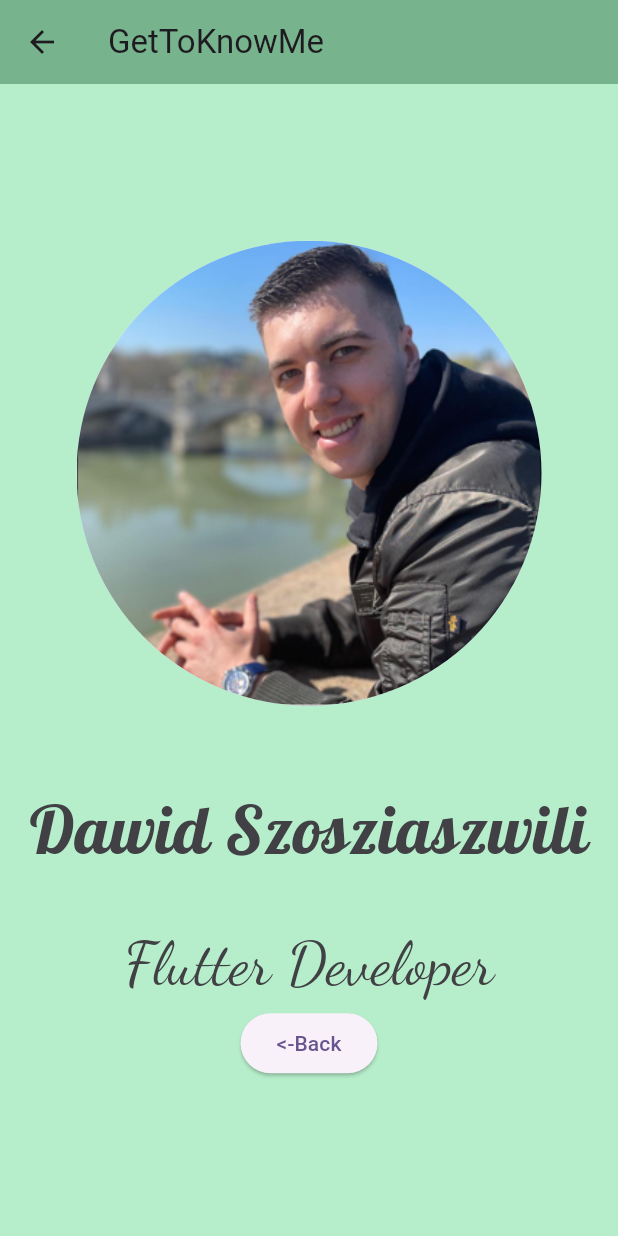
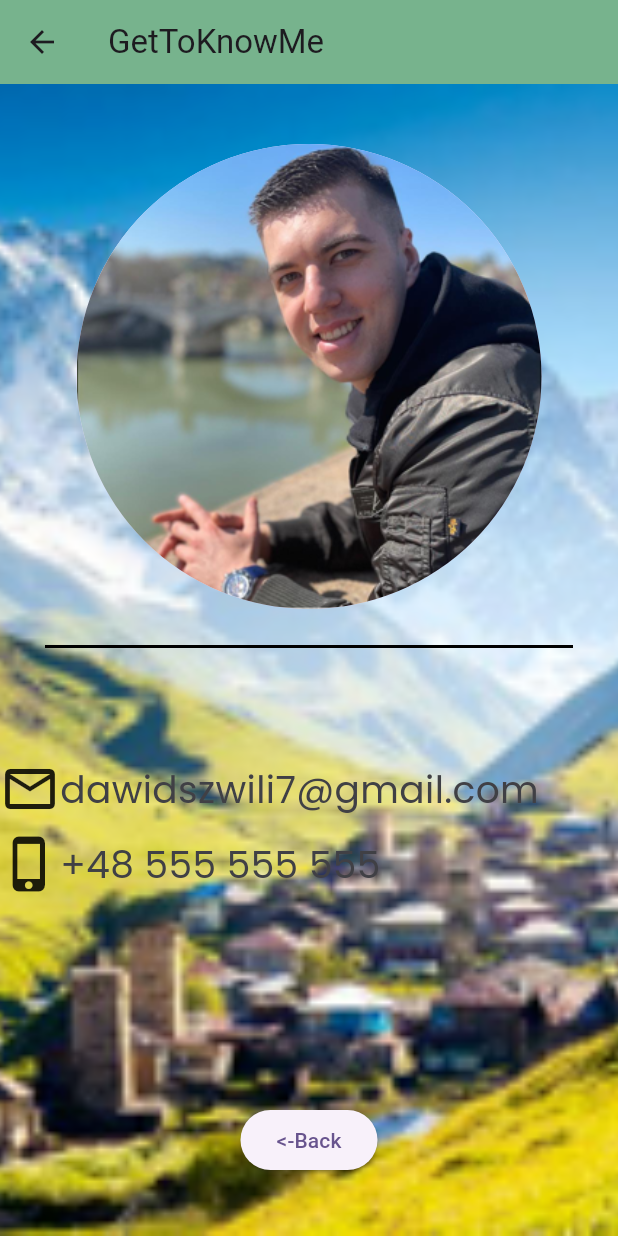
Before and after one commit to dawidszosziaszwili/get_to_know_me, a Flutter app: the screen it shows after launch, after a tap on "Next->", on a phone screen of 412 x 824 dp. Run offline on Flutter 3.47's test engine with Material 2 defaults, Android fonts, the phone set to English and light mode, and no system bars; our stand-ins replace google_fonts.

Commit message:
Add background image

```diff
--- a/lib/FirstPage/first_page.dart
+++ b/lib/FirstPage/first_page.dart
@@ -1,7 +1,6 @@
 import 'package:flutter/material.dart';
 import 'package:get_to_know_me/SecondPage/second_page.dart';
 import 'package:google_fonts/google_fonts.dart';
-
 
 class FirstPage extends StatelessWidget {
   const FirstPage({
@@ -44,6 +43,9 @@ class FirstPage extends StatelessWidget {
                 color: const Color.fromARGB(255, 64, 64, 69),
               ),
             ),
+            SizedBox(
+              height: 140,
+            ),
             ElevatedButton(
               child: const Text('Next->'),
               onPressed: () {
--- a/lib/SecondPage/second_page.dart
+++ b/lib/SecondPage/second_page.dart
@@ -13,8 +13,12 @@ class SecondPage extends StatelessWidget {
         title: const Text('GetToKnowMe'),
         backgroundColor: const Color.fromARGB(255, 119, 179, 141),
       ),
-      backgroundColor: const Color.fromARGB(255, 182, 238, 203),
-      body: Center(
+      body: Container(
+        decoration: const BoxDecoration(
+          image: DecorationImage(
+              image: AssetImage('images/back.png'), fit: BoxFit.cover),
+        ),
+        child: Center(
           child: Column(
             mainAxisAlignment: MainAxisAlignment.center,
             children: [
@@ -22,25 +26,51 @@ class SecondPage extends StatelessWidget {
                 backgroundImage: AssetImage('images/image.png'),
                 radius: 155,
               ),
+              const Divider(
+                height: 50,
+                color: Colors.black,
+                indent: 30,
+                endIndent: 30,
+                thickness: 2,
+              ),
               const SizedBox(
                 height: 50,
               ),
+              Row(
+                children: [
+                  const Icon(
+                    Icons.mail_outline,
+                    size: 40,
+                  ),
                   Text(
-              'Dawid Szosziaszwili',
-              style: GoogleFonts.lobster(
-                fontSize: 45,
+                    'dawidszwili7@gmail.com',
+                    style: GoogleFonts.poppins(
+                      fontSize: 25,
                       color: const Color.fromARGB(255, 64, 64, 69),
                     ),
                   ),
+                ],
+              ),
               const SizedBox(
-              height: 30,
+                height: 10,
+              ),
+              Row(
+                children: [
+                  const Icon(
+                    Icons.phone_iphone,
+                    size: 40,
                   ),
                   Text(
-              'Flutter Developer',
-              style: GoogleFonts.dancingScript(
-                fontSize: 40,
+                    '+48 555 555 555',
+                    style: GoogleFonts.poppins(
+                      fontSize: 25,
                       color: const Color.fromARGB(255, 64, 64, 69),
                     ),
+                  ),
+                ],
+              ),
+              SizedBox(
+                height: 140,
               ),
               ElevatedButton(
                 child: const Text('<-Back'),
@@ -51,6 +81,7 @@ class SecondPage extends StatelessWidget {
             ],
           ),
         ),
+      ),
     );
   }
 }
```
Also changed, not shown: images/back.png (added). Lines whose indentation alone changed are shown as unchanged.
